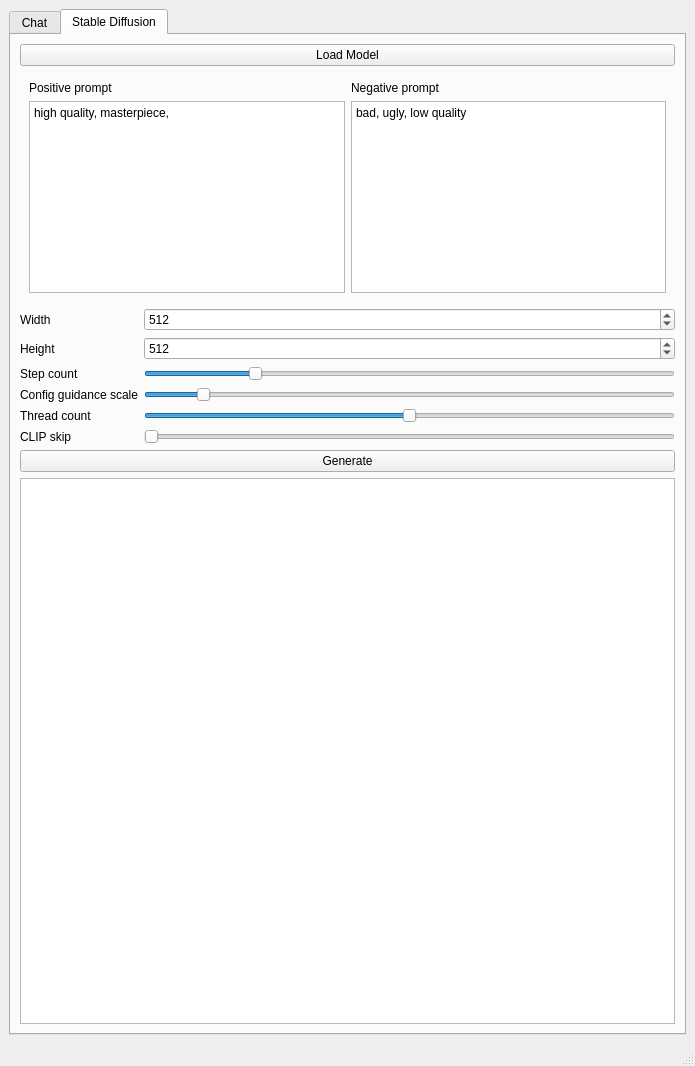
Qt form AIOneQTWidgets/mainwindow.ui (Iemand005/Singularity) before a commit.
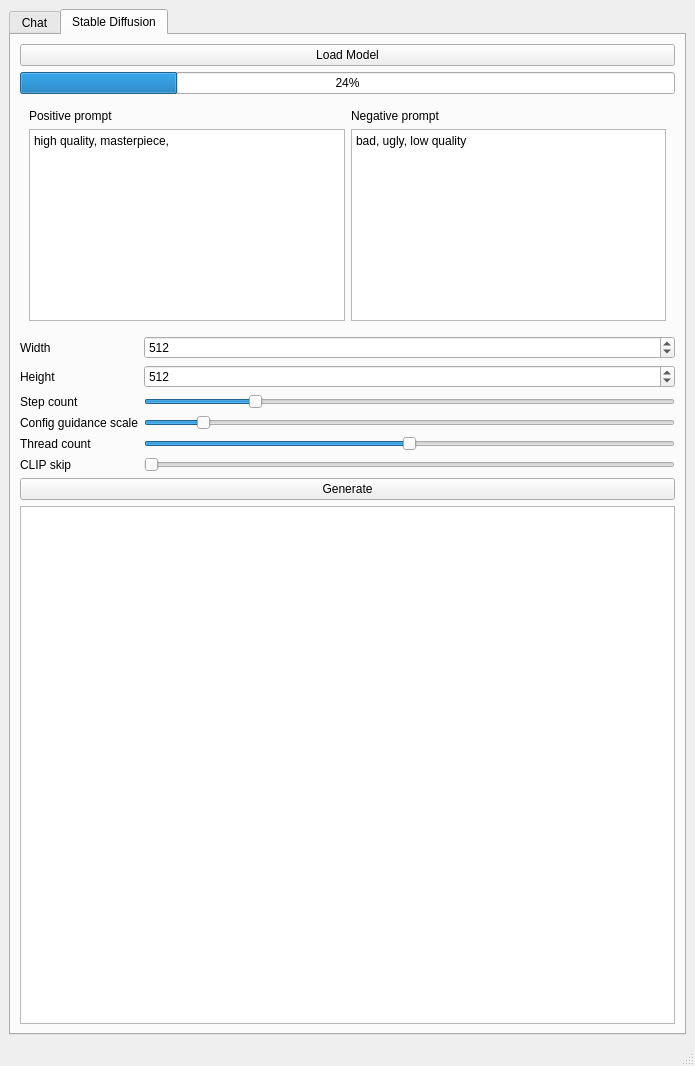
The same form after that commit.

```diff
--- a/AIOneQTWidgets/mainwindow.ui
+++ b/AIOneQTWidgets/mainwindow.ui
@@ -91,6 +91,13 @@
           </property>
          </widget>
         </item>
+        <item>
+         <widget class="QProgressBar" name="progressBar">
+          <property name="value">
+           <number>24</number>
+          </property>
+         </widget>
+        </item>
         <item>
          <widget class="QWidget" name="widget" native="true">
           <property name="sizePolicy">
```
